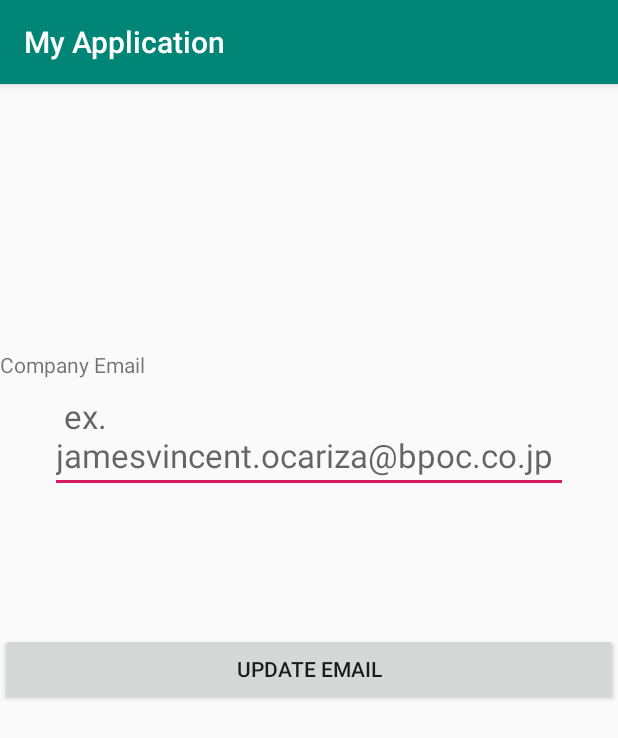
After one commit to CatMeowlet/scanner, an Android app: the Edit screen opened directly, with no data from a screen before it, on a phone screen of 412 x 824 dp. The commit adds this screen. Shown: the top 738 px of the screen. Run offline under Robolectric (Android 15) with nearby library versions, the phone set to English and light mode, and no system bars.

```diff
--- a/app/src/main/AndroidManifest.xml
+++ b/app/src/main/AndroidManifest.xml
@@ -3,6 +3,8 @@
     xmlns:tools="http://schemas.android.com/tools"
     package="com.example.myapplication">
 
+    <uses-permission android:name="android.permission.INTERNET" />
+    <uses-permission android:name="android.permission.ACCESS_NETWORK_STATE" />
     <application
         android:allowBackup="true"
         android:icon="@mipmap/ic_launcher"
--- /dev/null
+++ b/app/src/main/java/com/example/myapplication/Edit.java
@@ -0,0 +1,50 @@
+package com.example.myapplication;
+
+import android.content.Intent;
+import android.database.Cursor;
+import android.os.Bundle;
+import android.view.View;
+import android.widget.Button;
+import android.widget.EditText;
+import android.widget.Toast;
+
+import androidx.annotation.Nullable;
+import androidx.appcompat.app.AppCompatActivity;
+
+public class Edit extends AppCompatActivity {
+
+    private EditText editTextEmail;
+    private Button btnUpdate;
+    private String email;
+    private int id;
+    @Override
+    protected void onCreate(@Nullable Bundle savedInstanceState) {
+        super.onCreate(savedInstanceState);
+        setContentView(R.layout.activity_edit);
+        final DatabaseHelper mDatabaseHelper = new DatabaseHelper(this);
+        editTextEmail = findViewById(R.id.editTextEmail);
+        btnUpdate = findViewById(R.id.btnUpdate);
+        Cursor cursor = mDatabaseHelper.fetch();
+
+        if(cursor.getCount() == 0){
+            toastMessage(" NO DATA FOUND");
+        }else{
+            while(cursor.moveToNext()){
+                 email = cursor.getString(1);
+                 id = cursor.getInt(0);
+                editTextEmail.setText(email);
+            }
+        }
+
+        btnUpdate.setOnClickListener(new View.OnClickListener() {
+            @Override
+            public void onClick(View v) {
+                mDatabaseHelper.updateData(editTextEmail.getText().toString().trim(), id );
+                startActivity(new Intent(Edit.this, Menu.class));
+            }
+        });
+    }//end of oncreate
+    private void toastMessage( String message ){
+        Toast.makeText(this, message, Toast.LENGTH_SHORT).show();
+    }
+}
--- /dev/null
+++ b/app/src/main/res/layout/activity_edit.xml
@@ -0,0 +1,42 @@
+<?xml version="1.0" encoding="utf-8"?>
+<RelativeLayout xmlns:android="http://schemas.android.com/apk/res/android"
+    xmlns:app="http://schemas.android.com/apk/res-auto"
+    xmlns:tools="http://schemas.android.com/tools"
+    android:layout_width="match_parent"
+    android:layout_height="match_parent"
+    tools:context=".MainActivity">
+
+    <LinearLayout
+        android:layout_width="match_parent"
+        android:layout_height="wrap_content"
+        android:layout_centerVertical="true"
+        android:orientation="vertical">
+
+        <TextView
+            android:layout_width="match_parent"
+            android:layout_height="wrap_content"
+            android:text="Company Email" />
+
+        <EditText
+            android:id="@+id/editTextEmail"
+            android:layout_width="wrap_content"
+            android:layout_height="wrap_content"
+            android:layout_marginLeft="50px"
+            android:layout_marginRight="50px"
+            android:hint=" ex. jamesvincent.ocariza@bpoc.co.jp"
+            android:textAppearance="@style/Base.TextAppearance.AppCompat.Large" />
+
+        <Button
+            android:id="@+id/btnUpdate"
+            android:layout_width="match_parent"
+            android:layout_height="wrap_content"
+            android:layout_below="@+id/editTextEmail"
+            android:layout_alignParentBottom="true"
+            android:layout_marginTop="93dp"
+            android:layout_marginBottom="176dp"
+            android:text="Update Email" />
+    </LinearLayout>
+
+
+
+</RelativeLayout>
```
Also changed, not shown: app/src/main/java/com/example/myapplication/MainActivity.java (+4 -6 lines), app/src/main/java/com/example/myapplication/Menu.java (added, +46 -0 lines), app/src/main/java/com/example/myapplication/Scan.java (+4 -4 lines), app/src/main/res/layout/activity_menu.xml (added, +31 -0 lines).
